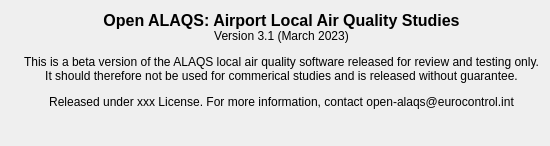
Qt form ui/ui_about.ui (eurocontrol-asu/open_alaqs) before a commit.
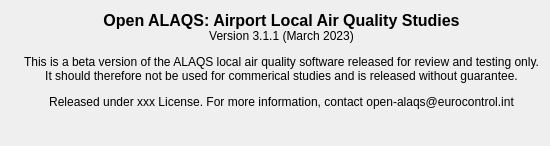
The same form after that commit. Icons and pictures are not drawn.

```diff
--- a/ui/ui_about.ui
+++ b/ui/ui_about.ui
@@ -38,7 +38,7 @@
       </sizepolicy>
      </property>
      <property name="text">
-      <string>&lt;html&gt;&lt;head/&gt;&lt;body&gt;&lt;p align=&quot;center&quot;&gt;&lt;span style=&quot; font-size:12pt; font-weight:600;&quot;&gt;Open ALAQS: Airport Local Air Quality Studies&lt;/span&gt;&lt;br/&gt;Version 3.1 (March 2023)&lt;/p&gt;&lt;p align=&quot;center&quot;&gt;This is a beta version of the ALAQS local air quality software released for review and testing only.&lt;br/&gt;It should therefore not be used for commerical studies and is released without guarantee.&lt;/p&gt;&lt;p align=&quot;center&quot;&gt;Released under xxx License. For more information, contact open-alaqs@eurocontrol.int&lt;/p&gt;&lt;/body&gt;&lt;/html&gt;</string>
+      <string>&lt;html&gt;&lt;head/&gt;&lt;body&gt;&lt;p align=&quot;center&quot;&gt;&lt;span style=&quot; font-size:12pt; font-weight:600;&quot;&gt;Open ALAQS: Airport Local Air Quality Studies&lt;/span&gt;&lt;br/&gt;Version 3.1.1 (March 2023)&lt;/p&gt;&lt;p align=&quot;center&quot;&gt;This is a beta version of the ALAQS local air quality software released for review and testing only.&lt;br/&gt;It should therefore not be used for commerical studies and is released without guarantee.&lt;/p&gt;&lt;p align=&quot;center&quot;&gt;Released under xxx License. For more information, contact open-alaqs@eurocontrol.int&lt;/p&gt;&lt;/body&gt;&lt;/html&gt;</string>
      </property>
     </widget>
    </item>
```
